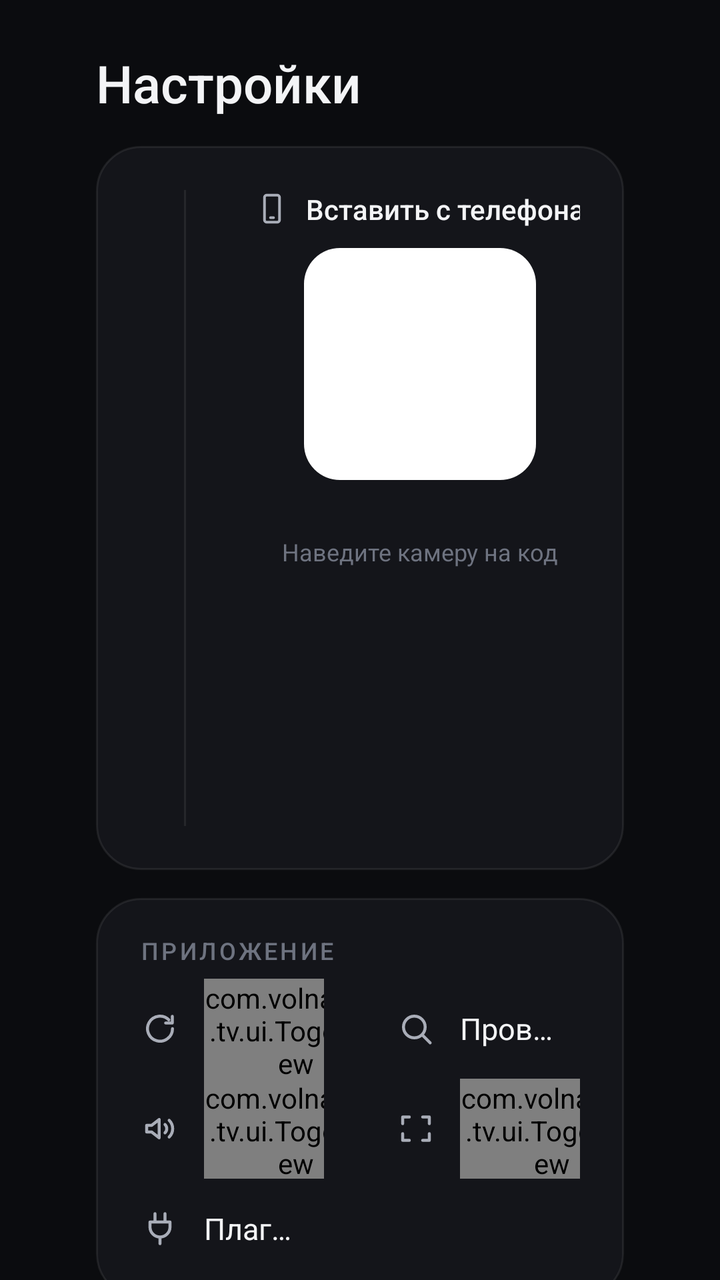
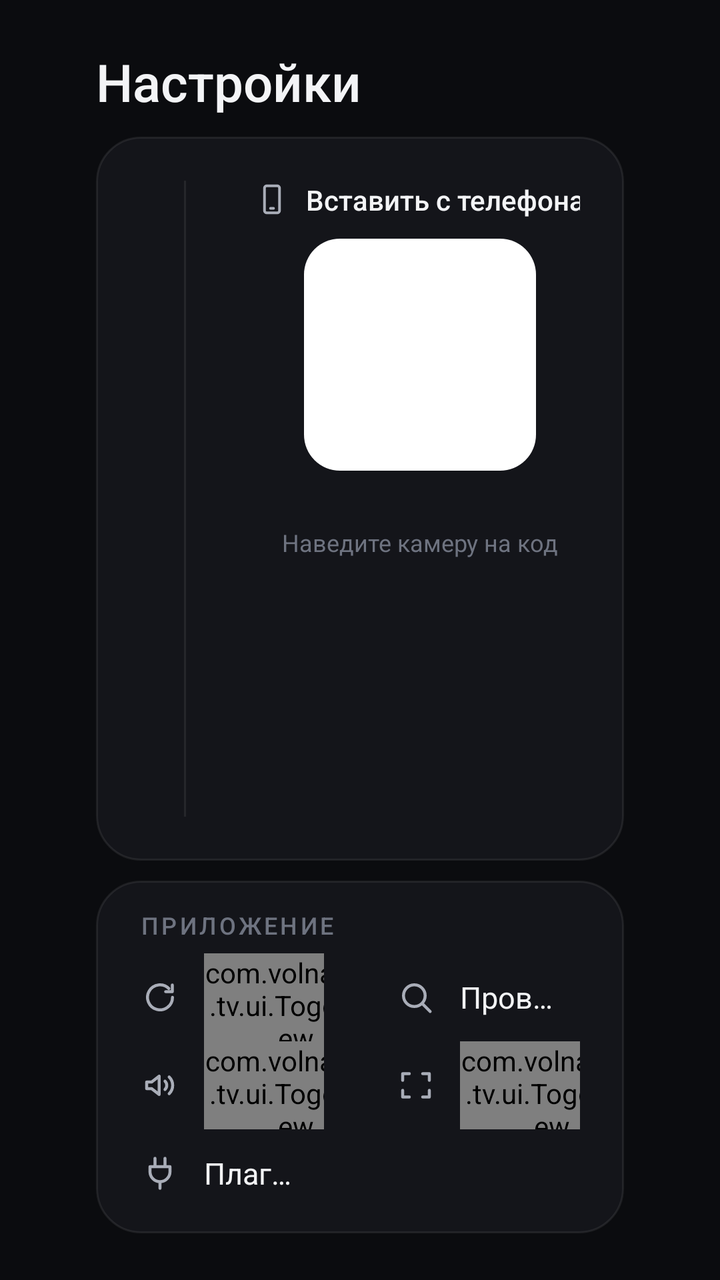

Two renders of the same Android screen: before a commit and after it. Below are the layout's source before the change and the commit's diff.
<!-- AndroidManifest.xml: application theme AppTheme -->
<!-- res/layout/activity_settings.xml -->
<?xml version="1.0" encoding="utf-8"?>
<ScrollView xmlns:android="http://schemas.android.com/apk/res/android"
    android:layout_width="match_parent"
    android:layout_height="match_parent"
    android:background="@color/bg"
    android:fillViewport="true"
    android:scrollbars="none">
<LinearLayout
        android:id="@+id/settingsRoot"
    android:layout_width="match_parent"
    android:layout_height="wrap_content"
    android:gravity="center_vertical"
    android:orientation="vertical"
    android:paddingStart="48dp"
    android:paddingTop="24dp"
    android:paddingEnd="48dp"
    android:paddingBottom="24dp">

    <TextView
        android:layout_width="wrap_content"
        android:layout_height="wrap_content"
        android:fontFamily="sans-serif-medium"
        android:text="Настройки"
        android:textColor="@color/text"
        android:textSize="26sp" />

    
    <LinearLayout
        android:layout_width="match_parent"
        android:layout_height="wrap_content"
        android:layout_marginTop="14dp"
        android:background="@drawable/card_bg"
        android:orientation="horizontal"
        android:padding="22dp">

        <LinearLayout
            android:layout_width="0dp"
            android:layout_height="wrap_content"
            android:layout_weight="1"
            android:orientation="vertical">

            <TextView
                style="@style/SectionTitle"
                android:text="Плейлист" />

            <EditText
                android:id="@+id/playlistUrl"
                android:layout_width="match_parent"
                android:layout_height="48dp"
                android:layout_marginTop="10dp"
                android:background="@drawable/input_bg"
                android:hint="Ссылка на плейлист (M3U)"
                android:imeOptions="actionNext|flagNoExtractUi"
                android:inputType="textUri"
                android:paddingStart="18dp"
                android:paddingEnd="18dp"
                android:singleLine="true"
                android:textColor="@color/text"
                android:textColorHint="@color/text3"
                android:textSize="15sp" />

            <EditText
                android:id="@+id/epgUrl"
                android:layout_width="match_parent"
                android:layout_height="48dp"
                android:layout_marginTop="8dp"
                android:background="@drawable/input_bg"
                android:hint="Телепрограмма — необязательно"
                android:imeOptions="actionDone|flagNoExtractUi"
                android:inputType="textUri"
                android:paddingStart="18dp"
                android:paddingEnd="18dp"
                android:singleLine="true"
                android:textColor="@color/text"
                android:textColorHint="@color/text3"
                android:textSize="15sp" />

            <LinearLayout
                android:layout_width="match_parent"
                android:layout_height="wrap_content"
                android:layout_marginTop="14dp"
                android:gravity="center_vertical"
                android:orientation="horizontal">

                <Button
                    android:id="@+id/save"
                    style="@style/PillButton"
                    android:background="@drawable/button_primary_bg"
                    android:text="Сохранить" />

                <Button
                    android:id="@+id/refresh"
                    style="@style/PillButton"
                    android:layout_marginStart="10dp"
                    android:text="Обновить каналы" />

            </LinearLayout>

            <LinearLayout
                android:layout_width="match_parent"
                android:layout_height="wrap_content"
                android:layout_marginTop="12dp"
                android:orientation="horizontal">

                <TextView
                    android:id="@+id/playlistStatus"
                    android:layout_width="wrap_content"
                    android:layout_height="wrap_content"
                    android:layout_marginEnd="20dp"
                    android:maxLines="1"
                    android:textColor="@color/text2"
                    android:textSize="13sp" />

                <TextView
                    android:id="@+id/epgStatus"
                    android:layout_width="wrap_content"
                    android:layout_height="wrap_content"
                    android:layout_marginEnd="0dp"
                    android:maxLines="1"
                    android:textColor="@color/text2"
                    android:textSize="13sp" />
            </LinearLayout>
        </LinearLayout>

        <View
        android:id="@+id/qrDivider"
            android:layout_width="1dp"
            android:layout_height="match_parent"
            android:layout_marginStart="22dp"
            android:layout_marginEnd="22dp"
            android:background="@color/divider" />

        <LinearLayout
        android:id="@+id/qrBox"
            android:layout_width="190dp"
            android:layout_height="wrap_content"
            android:gravity="center_horizontal"
            android:orientation="vertical">

            <LinearLayout
                android:layout_width="wrap_content"
                android:layout_height="wrap_content"
                android:gravity="center_vertical"
                android:orientation="horizontal">

                <ImageView
                    android:layout_width="18dp"
                    android:layout_height="18dp"
                    android:src="@drawable/ic_phone"
                    android:tint="@color/text2" />

                <TextView
                    android:layout_width="wrap_content"
                    android:layout_height="wrap_content"
                    android:layout_marginStart="8dp"
                    android:fontFamily="sans-serif-medium"
                    android:text="Вставить с телефона"
                    android:textColor="@color/text"
                    android:textSize="14sp" />
            </LinearLayout>

            <FrameLayout
                android:layout_width="116dp"
                android:layout_height="116dp"
                android:layout_marginTop="10dp"
                android:background="@drawable/qr_bg"
                android:padding="7dp">

                <ImageView
                    android:id="@+id/qr"
                    android:layout_width="match_parent"
                    android:layout_height="match_parent" />
            </FrameLayout>

            <TextView
                android:id="@+id/remoteUrl"
                android:layout_width="wrap_content"
                android:layout_height="wrap_content"
                android:layout_marginTop="8dp"
                android:fontFamily="sans-serif-medium"
                android:textColor="@color/text2"
                android:textSize="13sp" />

            <TextView
                android:layout_width="wrap_content"
                android:layout_height="wrap_content"
                android:layout_marginTop="2dp"
                android:text="Наведите камеру на код"
                android:textColor="@color/text3"
                android:textSize="12sp" />
        </LinearLayout>
    </LinearLayout>

    
    <LinearLayout
        android:layout_width="match_parent"
        android:layout_height="wrap_content"
        android:layout_marginTop="14dp"
        android:background="@drawable/card_bg"
        android:orientation="vertical"
        android:paddingStart="8dp"
        android:paddingTop="18dp"
        android:paddingEnd="8dp"
        android:paddingBottom="10dp">

        <TextView
            style="@style/SectionTitle"
            android:layout_marginStart="14dp"
            android:layout_marginBottom="6dp"
            android:text="Приложение" />

        <LinearLayout
        android:id="@+id/appRow1"
            android:layout_width="match_parent"
            android:layout_height="wrap_content"
            android:orientation="horizontal">

                <LinearLayout
                    android:id="@+id/autoUpdateRow"
                    android:layout_width="0dp"
                    android:layout_height="50dp"
                    android:layout_weight="1"
                    android:background="@drawable/item_bg"
                    android:focusable="true"
                    android:gravity="center_vertical"
                    android:orientation="horizontal"
                    android:paddingStart="14dp"
                    android:paddingEnd="14dp">

                    <ImageView
                        android:layout_width="20dp"
                        android:layout_height="20dp"
                        android:duplicateParentState="true"
                        android:src="@drawable/ic_refresh"
                        android:tint="@color/text_sub" />

                    <TextView
                        android:layout_width="0dp"
                        android:layout_height="wrap_content"
                        android:layout_marginStart="12dp"
                        android:layout_weight="1"
                        android:duplicateParentState="true"
                        android:ellipsize="end"
                        android:maxLines="1"
                        android:text="Обновлять автоматически"
                        android:textColor="@color/text_main"
                        android:textSize="15sp" />

                    <com.volnalabs.tv.ui.ToggleView
                        android:id="@+id/autoUpdateToggle"
                        android:layout_width="wrap_content"
                        android:layout_height="wrap_content" />
                </LinearLayout>

                <LinearLayout
                    android:id="@+id/checkUpdate"
                    android:layout_width="0dp"
                    android:layout_height="50dp"
                    android:layout_weight="1"
                    android:layout_marginStart="8dp"
                    android:background="@drawable/item_bg"
                    android:focusable="true"
                    android:gravity="center_vertical"
                    android:orientation="horizontal"
                    android:paddingStart="14dp"
                    android:paddingEnd="14dp">

                    <ImageView
                        android:layout_width="20dp"
                        android:layout_height="20dp"
                        android:duplicateParentState="true"
                        android:src="@drawable/ic_search"
                        android:tint="@color/text_sub" />

                    <TextView
                        android:layout_width="0dp"
                        android:layout_height="wrap_content"
                        android:layout_marginStart="12dp"
                        android:layout_weight="1"
                        android:duplicateParentState="true"
                        android:ellipsize="end"
                        android:maxLines="1"
                        android:text="Проверить обновления"
                        android:textColor="@color/text_main"
                        android:textSize="15sp" />

                    <TextView
                        android:id="@+id/updateStatus"
                        android:layout_width="wrap_content"
                        android:layout_height="wrap_content"
                        android:layout_marginStart="8dp"
                        android:maxLines="1"
                        android:textColor="@color/text2"
                        android:textSize="13sp" />
                </LinearLayout>
        </LinearLayout>

        <LinearLayout
        android:id="@+id/appRow2"
            android:layout_width="match_parent"
            android:layout_height="wrap_content"
            android:orientation="horizontal">

                <LinearLayout
                    android:id="@+id/volumeRow"
                    android:layout_width="0dp"
                    android:layout_height="50dp"
                    android:layout_weight="1"
                    android:background="@drawable/item_bg"
                    android:focusable="true"
                    android:gravity="center_vertical"
                    android:orientation="horizontal"
                    android:paddingStart="14dp"
                    android:paddingEnd="14dp">

                    <ImageView
                        android:layout_width="20dp"
                        android:layout_height="20dp"
                        android:duplicateParentState="true"
                        android:src="@drawable/ic_volume"
                        android:tint="@color/text_sub" />

                    <TextView
                        android:layout_width="0dp"
                        android:layout_height="wrap_content"
                        android:layout_marginStart="12dp"
                        android:layout_weight="1"
                        android:duplicateParentState="true"
                        android:ellipsize="end"
                        android:maxLines="1"
                        android:text="Запоминать громкость"
                        android:textColor="@color/text_main"
                        android:textSize="15sp" />

                    <com.volnalabs.tv.ui.ToggleView
                        android:id="@+id/volumeToggle"
                        android:layout_width="wrap_content"
                        android:layout_height="wrap_content" />
                </LinearLayout>

                <LinearLayout
                    android:id="@+id/fillRow"
                    android:layout_width="0dp"
                    android:layout_height="50dp"
                    android:layout_weight="1"
                    android:layout_marginStart="8dp"
                    android:background="@drawable/item_bg"
                    android:focusable="true"
                    android:gravity="center_vertical"
                    android:orientation="horizontal"
                    android:paddingStart="14dp"
                    android:paddingEnd="14dp">

                    <ImageView
                        android:layout_width="20dp"
                        android:layout_height="20dp"
                        android:duplicateParentState="true"
                        android:src="@drawable/ic_expand"
                        android:tint="@color/text_sub" />

                    <TextView
                        android:layout_width="0dp"
                        android:layout_height="wrap_content"
                        android:layout_marginStart="12dp"
                        android:layout_weight="1"
                        android:duplicateParentState="true"
                        android:ellipsize="end"
                        android:maxLines="1"
                        android:text="Убирать чёрные полосы"
                        android:textColor="@color/text_main"
                        android:textSize="15sp" />

                    <com.volnalabs.tv.ui.ToggleView
                        android:id="@+id/fillToggle"
                        android:layout_width="wrap_content"
                        android:layout_height="wrap_content" />
                </LinearLayout>
        </LinearLayout>

        <LinearLayout
            android:id="@+id/appRow3"
            android:layout_width="match_parent"
            android:layout_height="wrap_content"
            android:orientation="horizontal">

                <LinearLayout
                    android:id="@+id/pluginsRow"
                    android:layout_width="0dp"
                    android:layout_height="50dp"
                    android:layout_weight="1"
                    android:background="@drawable/item_bg"
                    android:focusable="true"
                    android:gravity="center_vertical"
                    android:orientation="horizontal"
                    android:paddingStart="14dp"
                    android:paddingEnd="14dp">

                    <ImageView
                        android:layout_width="20dp"
                        android:layout_height="20dp"
                        android:duplicateParentState="true"
                        android:src="@drawable/ic_plug"
                        android:tint="@color/text_sub" />

                    <TextView
                        android:layout_width="0dp"
                        android:layout_height="wrap_content"
                        android:layout_marginStart="12dp"
                        android:layout_weight="1"
                        android:duplicateParentState="true"
                        android:ellipsize="end"
                        android:maxLines="1"
                        android:text="Плагины"
                        android:textColor="@color/text_main"
                        android:textSize="15sp" />

                    <TextView
                        android:id="@+id/pluginsCount"
                        android:layout_width="wrap_content"
                        android:layout_height="wrap_content"
                        android:layout_marginStart="8dp"
                        android:duplicateParentState="true"
                        android:maxLines="1"
                        android:textColor="@color/text_sub"
                        android:textSize="13sp" />
                </LinearLayout>

                
                <View
                    android:id="@+id/appRow3Spacer"
                    android:layout_width="0dp"
                    android:layout_height="1dp"
                    android:layout_marginStart="8dp"
                    android:layout_weight="1" />
        </LinearLayout>
    </LinearLayout>
</LinearLayout>
</ScrollView>
<!-- resources referenced by this layout -->
<resources>
  <color name="bg">#0B0C0F</color>
  <color name="divider">#12FFFFFF</color>
  <color name="text">#F3F4F6</color>
  <color name="text2">#A9ADB8</color>
  <color name="text3">#6E7380</color>
  <!-- drawable button_primary_bg (drawable) -->
  <?xml version="1.0" encoding="utf-8"?>
  <selector xmlns:android="http://schemas.android.com/apk/res/android">
      <item android:state_focused="true">
          <shape><solid android:color="@color/focus"/><corners android:radius="999dp"/></shape>
      </item>
      <item><shape><gradient android:angle="0" android:startColor="#FF8A3D" android:endColor="#FF5E62"/><corners android:radius="999dp"/></shape></item>
  </selector>
  <!-- drawable card_bg (drawable) -->
  <?xml version="1.0" encoding="utf-8"?>
  <shape xmlns:android="http://schemas.android.com/apk/res/android">
      <solid android:color="@color/card"/><stroke android:width="1dp" android:color="@color/stroke"/><corners android:radius="22dp"/>
  </shape>
  <!-- drawable ic_plug (drawable) -->
  <vector xmlns:android="http://schemas.android.com/apk/res/android" android:width="24dp" android:height="24dp" android:viewportWidth="24" android:viewportHeight="24">
      <path android:pathData="M9,3 V8 M15,3 V8 M6,8 H18 V11 A6,6 0 0 1 6,11 Z M12,17 V21" android:strokeColor="#FFFFFF" android:strokeWidth="1.8" android:strokeLineCap="round" android:strokeLineJoin="round"/>
  </vector>
  <!-- drawable ic_refresh (drawable) -->
  <vector xmlns:android="http://schemas.android.com/apk/res/android" android:width="24dp" android:height="24dp" android:viewportWidth="24" android:viewportHeight="24">
      <path android:pathData="M19.5,12 A7.5,7.5 0 1 1 17.3,6.7" android:strokeColor="#FFFFFF" android:strokeWidth="1.8" android:strokeLineCap="round" android:strokeLineJoin="round"/>
      <path android:pathData="M19.4,4.6 V8.6 H15.4" android:strokeColor="#FFFFFF" android:strokeWidth="1.8" android:strokeLineCap="round" android:strokeLineJoin="round"/>
  </vector>
  <!-- drawable input_bg (drawable) -->
  <?xml version="1.0" encoding="utf-8"?>
  <selector xmlns:android="http://schemas.android.com/apk/res/android">
      <item android:state_focused="true">
          <shape><solid android:color="#14FFFFFF"/><stroke android:width="2dp" android:color="@color/focus"/><corners android:radius="16dp"/></shape>
      </item>
      <item><shape><solid android:color="#0FFFFFFF"/><corners android:radius="16dp"/></shape></item>
  </selector>
  <!-- drawable qr_bg (drawable) -->
  <?xml version="1.0" encoding="utf-8"?>
  <shape xmlns:android="http://schemas.android.com/apk/res/android">
      <solid android:color="#FFFFFF"/><corners android:radius="18dp"/>
  </shape>
  <style name="SectionTitle">
          <item name="android:layout_width">wrap_content</item>
          <item name="android:layout_height">wrap_content</item>
          <item name="android:textColor">@color/text3</item>
          <item name="android:textSize">12sp</item>
          <item name="android:textAllCaps">true</item>
          <item name="android:letterSpacing">0.12</item>
          <item name="android:fontFamily">sans-serif-medium</item>
      </style>
  <style name="AppTheme" parent="@android:style/Theme.Material.NoActionBar.Fullscreen">
          <item name="android:windowBackground">@color/bg</item>
          <item name="android:colorAccent">@color/accent</item>
          <item name="android:colorPrimary">@color/bg</item>
          <item name="android:colorPrimaryDark">@color/bg</item>
          <item name="android:windowAnimationStyle">@null</item>
          <item name="android:fontFamily">sans-serif</item>
      </style>
  <color name="focus">#F5F3EE</color>
  <color name="card">#14151A</color>
  <color name="stroke">#14FFFFFF</color>
  <color name="accent_dim">#21FF7A45</color>
  <color name="accent">#FF7A45</color>
  <!-- unchanged entries left out for length: 7 -->
</resources>

<!-- the commit's change to res/layout/activity_settings.xml (unified diff, before → after) -->
@@ -12,9 +12,9 @@
     android:gravity="center_vertical"
     android:orientation="vertical"
     android:paddingStart="48dp"
-    android:paddingTop="24dp"
+    android:paddingTop="14dp"
     android:paddingEnd="48dp"
-    android:paddingBottom="24dp">
+    android:paddingBottom="14dp">
 
     <TextView
         android:layout_width="wrap_content"
@@ -28,7 +28,7 @@
     <LinearLayout
         android:layout_width="match_parent"
         android:layout_height="wrap_content"
-        android:layout_marginTop="14dp"
+        android:layout_marginTop="10dp"
         android:background="@drawable/card_bg"
         android:orientation="horizontal"
         android:padding="22dp">
@@ -195,13 +195,13 @@
     <LinearLayout
         android:layout_width="match_parent"
         android:layout_height="wrap_content"
-        android:layout_marginTop="14dp"
+        android:layout_marginTop="10dp"
         android:background="@drawable/card_bg"
         android:orientation="vertical"
         android:paddingStart="8dp"
-        android:paddingTop="18dp"
+        android:paddingTop="14dp"
         android:paddingEnd="8dp"
-        android:paddingBottom="10dp">
+        android:paddingBottom="8dp">
 
         <TextView
             style="@style/SectionTitle"
@@ -218,7 +218,7 @@
                 <LinearLayout
                     android:id="@+id/autoUpdateRow"
                     android:layout_width="0dp"
-                    android:layout_height="50dp"
+                    android:layout_height="44dp"
                     android:layout_weight="1"
                     android:background="@drawable/item_bg"
                     android:focusable="true"
@@ -255,7 +255,7 @@
                 <LinearLayout
                     android:id="@+id/checkUpdate"
                     android:layout_width="0dp"
-                    android:layout_height="50dp"
+                    android:layout_height="44dp"
                     android:layout_weight="1"
                     android:layout_marginStart="8dp"
                     android:background="@drawable/item_bg"
@@ -304,7 +304,7 @@
                 <LinearLayout
                     android:id="@+id/volumeRow"
                     android:layout_width="0dp"
-                    android:layout_height="50dp"
+                    android:layout_height="44dp"
                     android:layout_weight="1"
                     android:background="@drawable/item_bg"
                     android:focusable="true"
@@ -341,7 +341,7 @@
                 <LinearLayout
                     android:id="@+id/fillRow"
                     android:layout_width="0dp"
-                    android:layout_height="50dp"
+                    android:layout_height="44dp"
                     android:layout_weight="1"
                     android:layout_marginStart="8dp"
                     android:background="@drawable/item_bg"
@@ -386,7 +386,7 @@
                 <LinearLayout
                     android:id="@+id/pluginsRow"
                     android:layout_width="0dp"
-                    android:layout_height="50dp"
+                    android:layout_height="44dp"
                     android:layout_weight="1"
                     android:background="@drawable/item_bg"
                     android:focusable="true"
